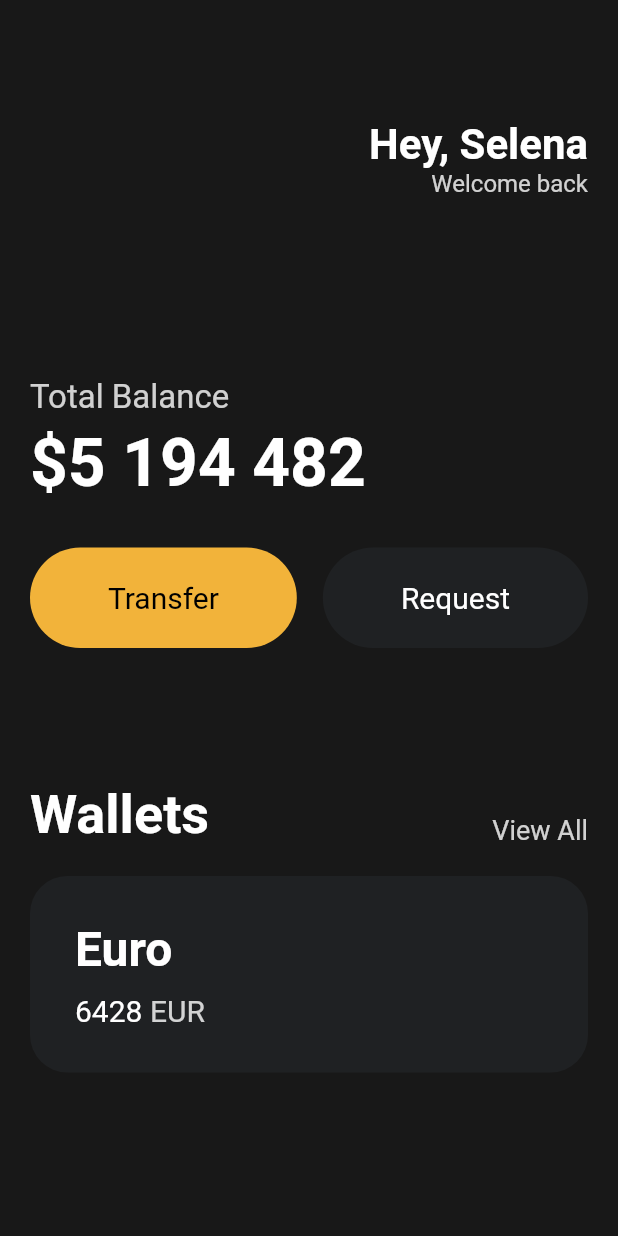
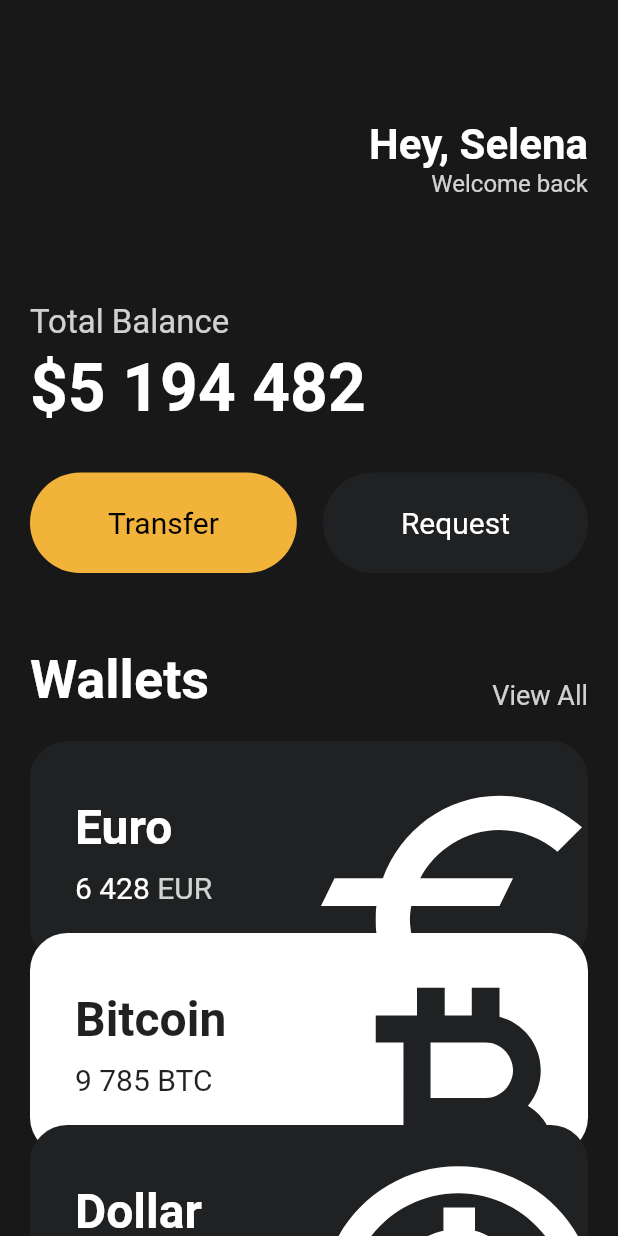
Before and after one commit to daveg7lee/toonflix, a Flutter app: the screen it shows after launch, on a phone screen of 412 x 824 dp. Run offline on Flutter 3.47's test engine with Material 2 defaults, Android fonts, the phone set to English and light mode, and no system bars.

Commit message:
Resuable Card

```diff
--- a/lib/main.dart
+++ b/lib/main.dart
@@ -1,5 +1,6 @@
 import 'package:flutter/material.dart';
 import 'package:toonflix/widgets/button.dart';
+import 'package:toonflix/widgets/currency_card.dart';
 
 void main() {
   runApp(App());
@@ -11,7 +12,8 @@ class App extends StatelessWidget {
     return MaterialApp(
       home: Scaffold(
         backgroundColor: const Color(0xFF181818),
-        body: Padding(
+        body: SingleChildScrollView(
+          child: Padding(
             padding: const EdgeInsets.symmetric(horizontal: 20),
             child: Column(
               crossAxisAlignment: CrossAxisAlignment.start,
@@ -35,14 +37,15 @@ class App extends StatelessWidget {
                         Text(
                           "Welcome back",
                           style: TextStyle(
-                            color: Colors.white.withOpacity(0.8), fontSize: 16),
+                              color: Colors.white.withOpacity(0.8),
+                              fontSize: 16),
                         ),
                       ],
                     )
                   ],
                 ),
                 const SizedBox(
-                height: 120,
+                  height: 70,
                 ),
                 Text(
                   "Total Balance",
@@ -79,7 +82,7 @@ class App extends StatelessWidget {
                   ],
                 ),
                 const SizedBox(
-                height: 90,
+                  height: 50,
                 ),
                 Row(
                   crossAxisAlignment: CrossAxisAlignment.end,
@@ -105,57 +108,35 @@ class App extends StatelessWidget {
                 const SizedBox(
                   height: 20,
                 ),
-              Container(
-                decoration: BoxDecoration(
-                  color: const Color(0xFF1F2123),
-                  borderRadius: BorderRadius.circular(25),
+                const CurrencyCard(
+                  name: "Euro",
+                  code: "EUR",
+                  amount: "6 428",
+                  icon: Icons.euro,
+                  isInverted: false,
                 ),
-                child: Padding(
-                  padding: const EdgeInsets.all(30),
-                  child: Row(
-                    children: [
-                      Column(
-                        crossAxisAlignment: CrossAxisAlignment.start,
-                        children: [
-                          const Text(
-                            "Euro",
-                            style: TextStyle(
-                              color: Colors.white,
-                              fontSize: 32,
-                              fontWeight: FontWeight.w600,
+                Transform.translate(
+                  offset: const Offset(0, -20),
+                  child: const CurrencyCard(
+                    name: "Bitcoin",
+                    code: "BTC",
+                    amount: "9 785",
+                    icon: Icons.currency_bitcoin,
+                    isInverted: true,
                   ),
                 ),
-                          const SizedBox(
-                            height: 10,
-                          ),
-                          Row(
-                            children: [
-                              const Text(
-                                "6428",
-                                style: TextStyle(
-                                  color: Colors.white,
-                                  fontSize: 20,
-                                ),
-                              ),
-                              const SizedBox(
-                                width: 5,
-                              ),
-                              Text(
-                                "EUR",
-                                style: TextStyle(
-                                  color: Colors.white.withOpacity(0.8),
-                                  fontSize: 20,
+                Transform.translate(
+                  offset: const Offset(0, -40),
+                  child: const CurrencyCard(
+                    name: "Dollar",
+                    code: "USD",
+                    amount: "428",
+                    icon: Icons.monetization_on_outlined,
+                    isInverted: false,
                   ),
                 ),
               ],
-                          )
-                        ],
-                      )
-                    ],
             ),
-                ),
-              )
-            ],
           ),
         ),
       ),
--- /dev/null
+++ b/lib/widgets/currency_card.dart
@@ -0,0 +1,86 @@
+import 'package:flutter/material.dart';
+
+class CurrencyCard extends StatelessWidget {
+  final String name, code, amount;
+  final IconData icon;
+  final bool isInverted;
+
+  final _blackColor = const Color(0xFF1F2123);
+
+  const CurrencyCard({
+    required this.name,
+    required this.code,
+    required this.amount,
+    required this.icon,
+    required this.isInverted,
+  });
+
+  @override
+  Widget build(BuildContext context) {
+    return Container(
+      clipBehavior: Clip.hardEdge,
+      decoration: BoxDecoration(
+        color: isInverted ? Colors.white : _blackColor,
+        borderRadius: BorderRadius.circular(25),
+      ),
+      child: Padding(
+        padding: const EdgeInsets.all(30),
+        child: Row(
+          mainAxisAlignment: MainAxisAlignment.spaceBetween,
+          children: [
+            Column(
+              crossAxisAlignment: CrossAxisAlignment.start,
+              children: [
+                Text(
+                  name,
+                  style: TextStyle(
+                    color: isInverted ? _blackColor : Colors.white,
+                    fontSize: 32,
+                    fontWeight: FontWeight.w600,
+                  ),
+                ),
+                const SizedBox(
+                  height: 10,
+                ),
+                Row(
+                  children: [
+                    Text(
+                      amount,
+                      style: TextStyle(
+                        color: isInverted ? _blackColor : Colors.white,
+                        fontSize: 20,
+                      ),
+                    ),
+                    const SizedBox(
+                      width: 5,
+                    ),
+                    Text(
+                      code,
+                      style: TextStyle(
+                        color: isInverted
+                            ? _blackColor
+                            : Colors.white.withOpacity(0.8),
+                        fontSize: 20,
+                      ),
+                    ),
+                  ],
+                )
+              ],
+            ),
+            Transform.scale(
+              scale: 2.5,
+              child: Transform.translate(
+                offset: const Offset(-5, 18),
+                child: Icon(
+                  icon,
+                  color: isInverted ? _blackColor : Colors.white,
+                  size: 88,
+                ),
+              ),
+            )
+          ],
+        ),
+      ),
+    );
+  }
+}
```
Lines whose indentation alone changed are shown as unchanged.
